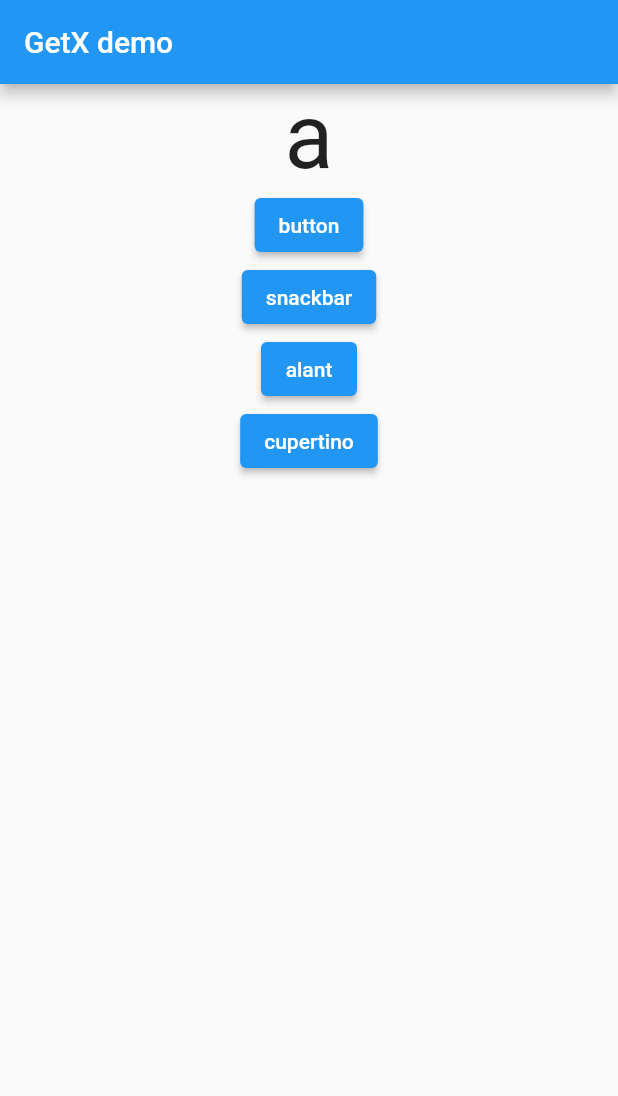
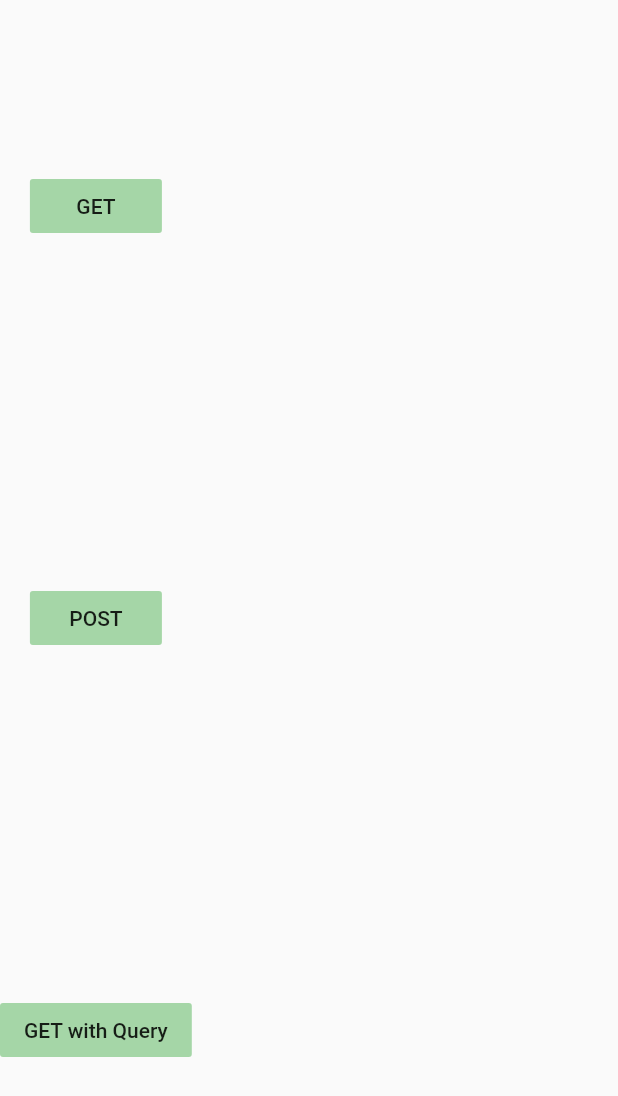
Before and after one commit to qhaud98/Study_Bo_Sung, a Flutter app: the screen it shows after launch, on a phone screen of 412 x 824 dp. Shown: the top 1096 px of the screen. Run offline on Flutter 3.47's test engine with Material 2 defaults, Android fonts, the phone set to English and light mode, and no system bars; our stand-ins replace dio, get.

Commit message:
210430/0047
Rest Api 성공

```diff
--- a/lib/main.dart
+++ b/lib/main.dart
@@ -1,76 +1,48 @@
 import 'package:flutter/cupertino.dart';
 import 'package:flutter/material.dart';
 import 'package:get/get.dart';
+import 'package:dio/dio.dart';
+import 'dioserver.dart';
 
-void main() => runApp(App());
+void main() => runApp(myApp());
 
-class App extends StatelessWidget {
+class myApp extends StatelessWidget {
   @override
   Widget build(BuildContext context) {
-    return GetMaterialApp(
-      home: Scaffold(
-        appBar: AppBar(
-          title: Text('GetX demo'),
-        ),
-        body: Center(
-          child: Column(
-            children: [
-              Text(
-                'a',
-                style: TextStyle(fontSize: 60),
-              ),
-              ElevatedButton(
-                  onPressed: () {
-                    Get.to(SecondPage());
-                  },
-                  child: Text('button')),
-              ElevatedButton(
-                  onPressed: () {
-                    Get.snackbar(
-                      '제목',
-                      '안녕?',
-                      snackPosition: SnackPosition.BOTTOM,
-                    );
-                  },
-                  child: Text('snackbar')),
-              ElevatedButton(
-                  onPressed: () {
-                    Get.defaultDialog(middleText: '밥줘');
-                  },
-                  child: Text('alant')),
-              ElevatedButton(
-                  onPressed: () {
-                    Get.to(Tree());
-                  },
-                  child: Text('cupertino'))
-            ],
+    return MaterialApp(
+      home: MyHomePage(),
+    );
+  }
+}
+
+class MyHomePage extends StatelessWidget {
+  @override
+  Widget build(BuildContext context) {
+    return Scaffold(
+      body: Column(
+        mainAxisAlignment: MainAxisAlignment.spaceAround,
+        children: <Widget>[
+          FlatButton(
+            onPressed: () {
+              server.getReq();
+            },
+            child: Text('GET'),
+            color: Colors.green[200],
           ),
-        ),
+          FlatButton(
+            onPressed: () {},
+            child: Text('POST'),
+            color: Colors.green[200],
+          ),
+          FlatButton(
+            onPressed: () {
+              server.getReqWzQuery();
+            },
+            child: Text('GET with Query'),
+            color: Colors.green[200],
+          ),
+        ],
       ),
     );
   }
 }
-
-class SecondPage extends StatelessWidget {
-  @override
-  Widget build(BuildContext context) {
-    return Scaffold(
-      appBar: AppBar(
-        title: Text('SecondPage'),
-      ),
-    );
-  }
-}
-
-class Tree extends StatelessWidget {
-  @override
-  Widget build(BuildContext context) {
-    return CupertinoApp(
-      home: new Scaffold(
-        appBar: AppBar(
-          backgroundColor: Colors.green,
-        ),
-      ),
-    );
-  }
-}
```
Also changed, not shown: lib/dioserver.dart (added, +21 -0 lines), pubspec.yaml (+5 -2 lines), pubspec.lock, 1 other file.
